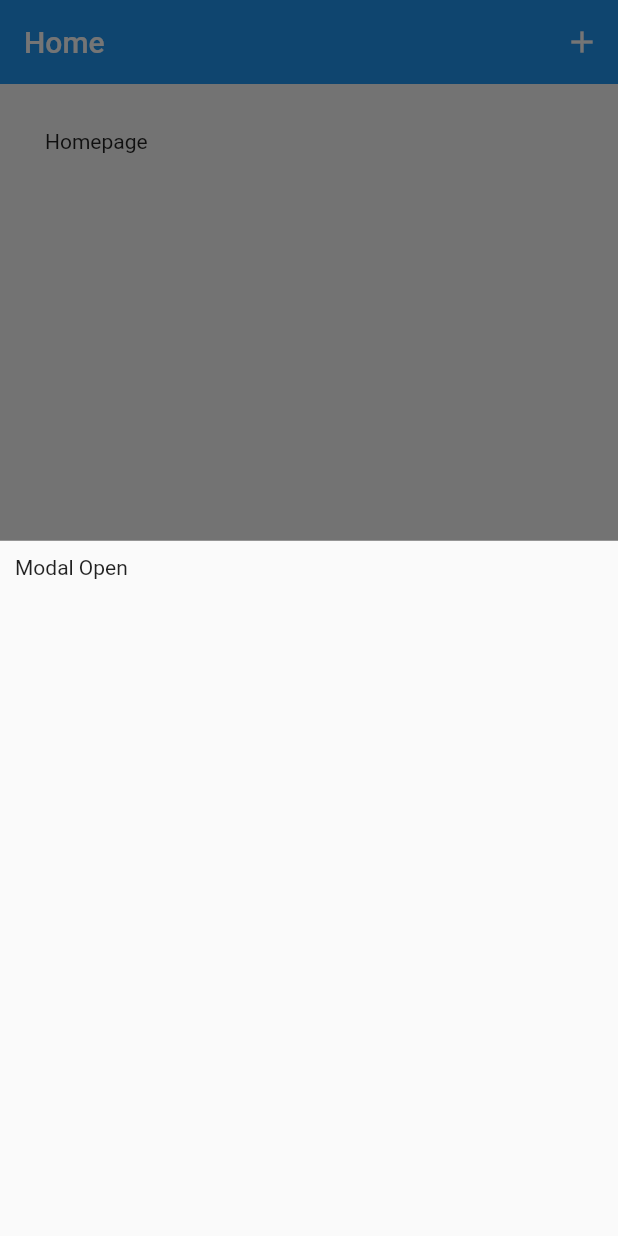
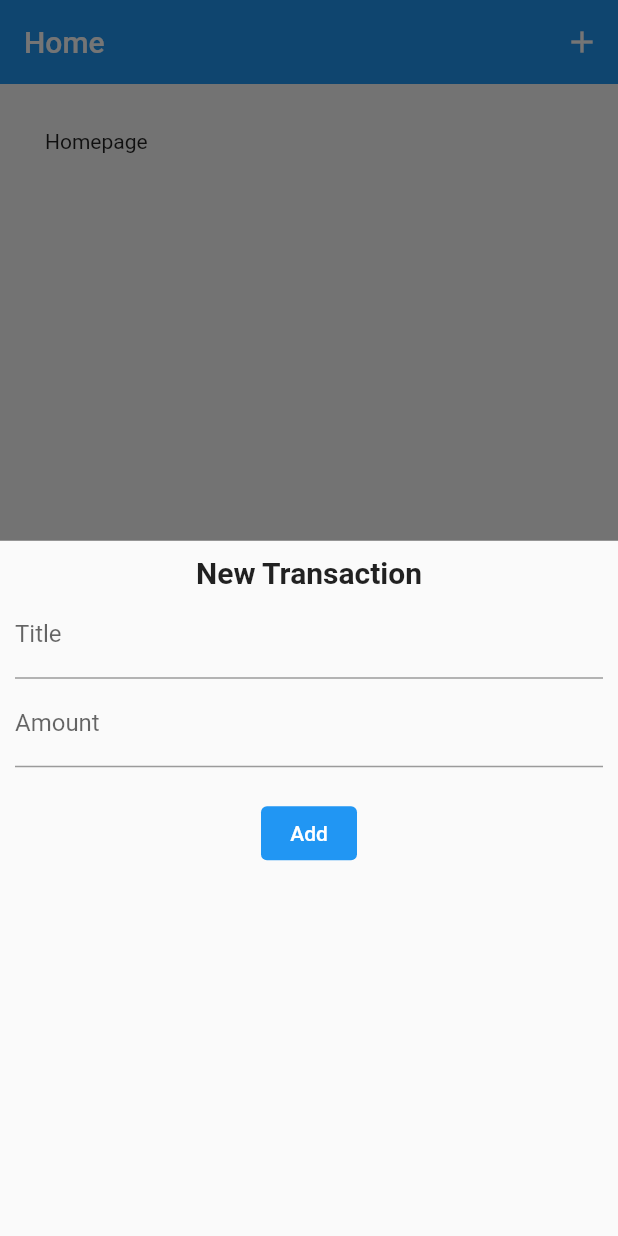
Before and after one commit to Aakash1103Jha/flutter_app_screens, a Flutter app: the screen it shows after launch, after a tap on the "add" icon, on a phone screen of 412 x 824 dp. Run offline on Flutter 3.47's test engine with Material 2 defaults, Android fonts, the phone set to English and light mode, and no system bars.

Commit message:
added text fields and onChange to modal sheet form

```diff
--- a/lib/screens/home.dart
+++ b/lib/screens/home.dart
@@ -1,4 +1,5 @@
 import "package:flutter/material.dart";
+import 'package:flutter_app_screens/widgets/add_transaction.dart';
 
 class Home extends StatefulWidget {
   const Home({Key? key}) : super(key: key);
@@ -15,7 +16,7 @@ class _HomeState extends State<Home> {
           return Container(
             padding: const EdgeInsets.all(10),
             height: double.infinity,
-            child: const Text("Modal Open"),
+            child: const AddTransaction(),
           );
         });
   }
--- /dev/null
+++ b/lib/widgets/add_transaction.dart
@@ -0,0 +1,54 @@
+import 'package:flutter/material.dart';
+
+class AddTransaction extends StatefulWidget {
+  const AddTransaction({Key? key}) : super(key: key);
+
+  @override
+  State<AddTransaction> createState() => _AddTransactionState();
+}
+
+class _AddTransactionState extends State<AddTransaction> {
+  final titleController = TextEditingController();
+  final amountController = TextEditingController();
+
+  void onSubmit() {
+    if (titleController.text.isEmpty || amountController.text.isEmpty) return;
+    final String txTitle = titleController.text;
+    final double txAmount = double.parse(amountController.text);
+
+    print({txTitle, txAmount});
+  }
+
+  @override
+  Widget build(BuildContext context) {
+    return SizedBox(
+      height: double.infinity,
+      width: double.infinity,
+      child: Column(
+        children: [
+          const Text(
+            "New Transaction",
+            style: TextStyle(fontSize: 20, fontWeight: FontWeight.bold),
+          ),
+          TextField(
+            decoration: const InputDecoration(label: Text("Title")),
+            controller: titleController,
+          ),
+          TextField(
+            decoration: const InputDecoration(label: Text("Amount")),
+            controller: amountController,
+            keyboardType: TextInputType.number,
+            onSubmitted: (_) => onSubmit(),
+          ),
+          Container(
+            margin: const EdgeInsets.only(top: 20),
+            child: ElevatedButton(
+                onPressed: onSubmit,
+                style: ButtonStyle(elevation: MaterialStateProperty.all(0)),
+                child: const Text("Add")),
+          )
+        ],
+      ),
+    );
+  }
+}
```
